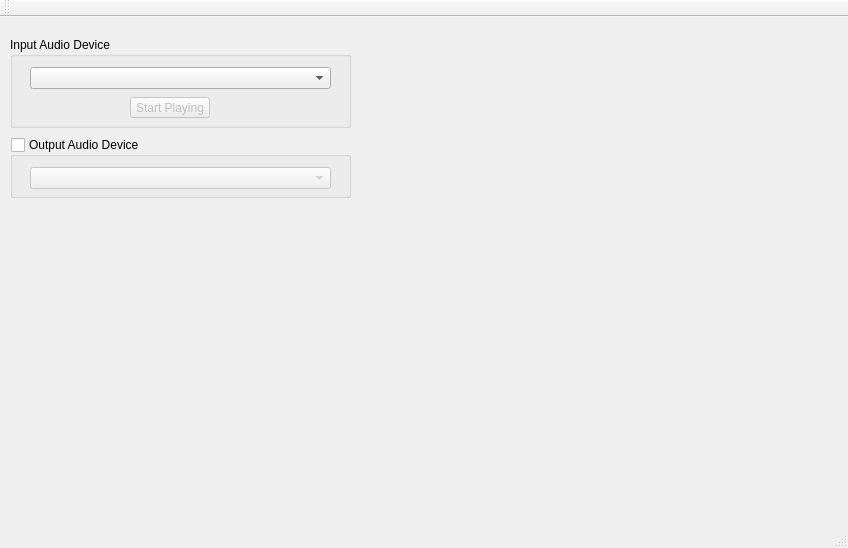
The window that mainwindow.ui (scyphio122/Live_Audio_Streaming_App) describes before a commit, drawn with Qt 5.
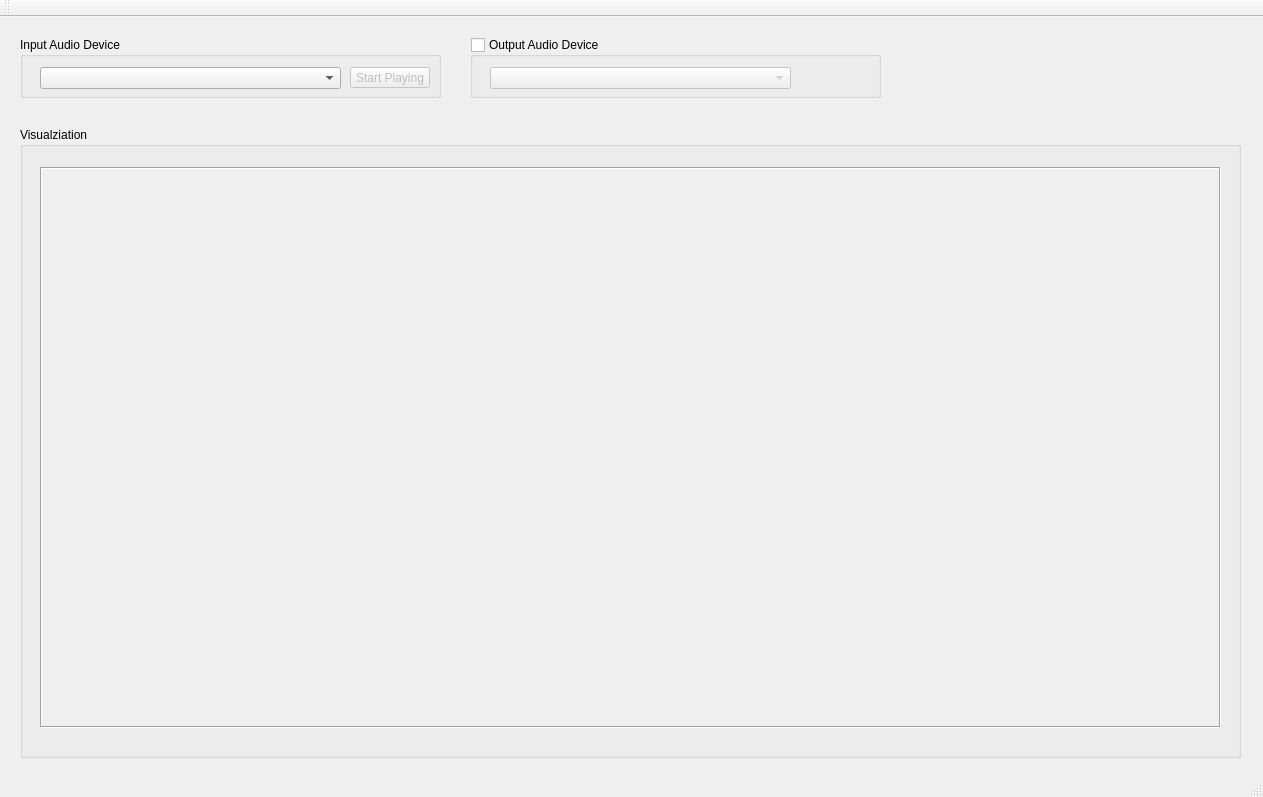
The same window after the commit.

Diff of the .ui file:
```diff
--- a/mainwindow.ui
+++ b/mainwindow.ui
@@ -6,26 +6,32 @@
    <rect>
     <x>0</x>
     <y>0</y>
-    <width>848</width>
-    <height>548</height>
+    <width>1263</width>
+    <height>797</height>
    </rect>
   </property>
   <property name="windowTitle">
-   <string>MainWindow</string>
+   <string>Remote Boombox</string>
+  </property>
+  <property name="tabShape">
+   <enum>QTabWidget::Rounded</enum>
   </property>
   <widget class="QWidget" name="centralWidget">
    <widget class="QGroupBox" name="gB_inputAudioDevice">
     <property name="geometry">
      <rect>
-      <x>10</x>
+      <x>20</x>
       <y>20</y>
-      <width>341</width>
-      <height>91</height>
+      <width>421</width>
+      <height>61</height>
      </rect>
     </property>
     <property name="title">
      <string>Input Audio Device</string>
     </property>
+    <property name="flat">
+     <bool>false</bool>
+    </property>
     <widget class="QComboBox" name="cb_inputAudioDevice">
      <property name="geometry">
       <rect>
@@ -42,8 +48,8 @@
      </property>
      <property name="geometry">
       <rect>
-       <x>120</x>
-       <y>60</y>
+       <x>330</x>
+       <y>30</y>
        <width>80</width>
        <height>21</height>
       </rect>
@@ -56,9 +62,9 @@
    <widget class="QGroupBox" name="gB_outputAudioDevice">
     <property name="geometry">
      <rect>
-      <x>10</x>
-      <y>120</y>
-      <width>341</width>
+      <x>470</x>
+      <y>20</y>
+      <width>411</width>
       <height>61</height>
      </rect>
     </property>
@@ -82,6 +88,41 @@
      </property>
     </widget>
    </widget>
+   <widget class="QGroupBox" name="gB_visualization">
+    <property name="geometry">
+     <rect>
+      <x>20</x>
+      <y>110</y>
+      <width>1221</width>
+      <height>631</height>
+     </rect>
+    </property>
+    <property name="title">
+     <string>Visualziation</string>
+    </property>
+    <widget class="QLabel" name="lB_visualization">
+     <property name="geometry">
+      <rect>
+       <x>20</x>
+       <y>40</y>
+       <width>1181</width>
+       <height>561</height>
+      </rect>
+     </property>
+     <property name="autoFillBackground">
+      <bool>true</bool>
+     </property>
+     <property name="frameShape">
+      <enum>QFrame::Box</enum>
+     </property>
+     <property name="frameShadow">
+      <enum>QFrame::Sunken</enum>
+     </property>
+     <property name="text">
+      <string/>
+     </property>
+    </widget>
+   </widget>
   </widget>
   <widget class="QMenuBar" name="menuBar">
    <property name="geometry">
```
Left out of the diff: 2 changed lines with no effect on the pictures.
